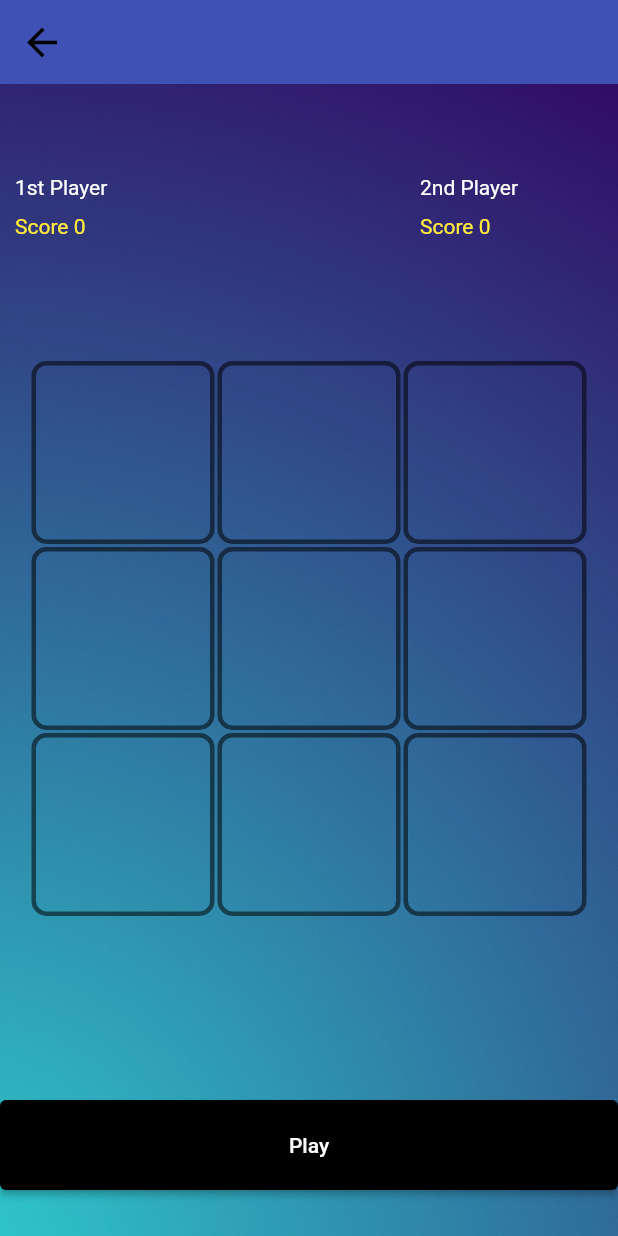
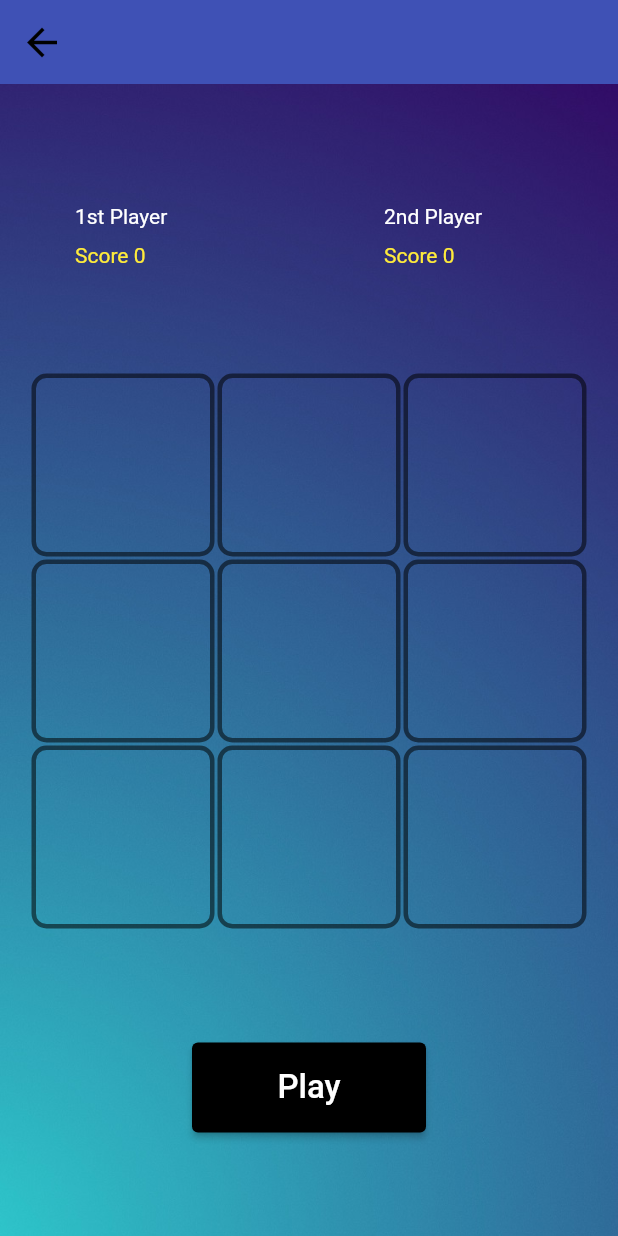
Before and after one commit to Likhaya-coder/tic-tac-toe, a Flutter app: the Game screen opened directly with empty values, on a phone screen of 412 x 824 dp. Run offline on Flutter 3.47's test engine with Material 2 defaults, Android fonts, the phone set to English and light mode, and no system bars.

Commit message:
constant/separation

```diff
--- /dev/null
+++ b/lib/constant.dart
@@ -0,0 +1,15 @@
+import 'package:flutter/material.dart';
+
+const kStartButton = TextStyle(
+  fontSize: 22.0,
+  color: Colors.white,
+);
+
+const kPlayers = TextStyle(
+  fontSize: 20.0,
+  fontWeight: FontWeight.bold,
+  color: Colors.white,
+);
+
+const kWhiteText = TextStyle(color: Colors.white);
+const kYellowText = TextStyle(color: Colors.yellow);
--- a/lib/screens/game.dart
+++ b/lib/screens/game.dart
@@ -1,10 +1,5 @@
 import 'package:flutter/material.dart';
-
-const kSizeBox = TextStyle(
-  fontSize: 20.0,
-  fontWeight: FontWeight.bold,
-  color: Colors.white,
-);
+import 'package:tic_tac_toe_game/constant.dart';
 
 class Game extends StatefulWidget {
   final String player1;
@@ -58,32 +53,28 @@ class _GameState extends State<Game> {
               flex: 1,
               child: Container(
                 margin: const EdgeInsets.only(top: 2.0),
-                // decoration: const BoxDecoration(
-                //   color: Colors.limeAccent,
-                // ),
                 child: Row(
                   children: [
                     Row(
-                      mainAxisAlignment: MainAxisAlignment.start,
                       children: [
                         Padding(
-                          padding: const EdgeInsets.only(left: 10.0),
+                          padding: const EdgeInsets.only(left: 50.0),
                           child: SizedBox(
-                            width: 270.0,
+                            width: MediaQuery.of(context).size.width / 2 - 50,
                             height: 100.0,
                             child: Column(
                               crossAxisAlignment: CrossAxisAlignment.start,
                               children: [
-                                Text(player1, style: kSizeBox),
+                                Text(player1, style: kPlayers),
                                 const SizedBox(height: 10.0),
                                 const Text(
                                   '1st Player',
-                                  style: TextStyle(color: Colors.white),
+                                  style: kWhiteText,
                                 ),
                                 const SizedBox(height: 10.0),
                                 Text(
                                   'Score $scoreO',
-                                  style: TextStyle(color: Colors.yellow),
+                                  style: kYellowText,
                                 ),
                               ],
                             ),
@@ -92,26 +83,29 @@ class _GameState extends State<Game> {
                       ],
                     ),
                     Row(
-                      mainAxisAlignment: MainAxisAlignment.start,
+                      mainAxisAlignment: MainAxisAlignment.center,
                       children: [
-                        SizedBox(
-                          width: 100.0,
+                        Padding(
+                          padding: const EdgeInsets.only(left: 50.0),
+                          child: SizedBox(
+                            width: MediaQuery.of(context).size.width / 2 - 50,
                             height: 100.0,
                             child: Column(
                               crossAxisAlignment: CrossAxisAlignment.start,
                               children: [
-                              Text(player2, style: kSizeBox),
+                                Text(player2, style: kPlayers),
                                 const SizedBox(height: 10.0),
                                 const Text(
                                   '2nd Player',
-                                style: TextStyle(color: Colors.white),
+                                  style: kWhiteText,
                                 ),
                                 const SizedBox(height: 10.0),
                                 Text(
                                   'Score $scoreX',
-                                style: TextStyle(color: Colors.yellow),
+                                  style: kYellowText,
                                 ),
                               ],
+                            ),
                           ),
                         ),
                       ],
@@ -121,9 +115,9 @@ class _GameState extends State<Game> {
               ),
             ),
             Expanded(
-              flex: 3,
+              flex: 2,
               child: GridView.builder(
-                padding: const EdgeInsets.fromLTRB(20.0, 30.0, 20.0, 0),
+                padding: const EdgeInsets.fromLTRB(20.0, 0.0, 20.0, 0),
                 itemCount: playerMoves.length,
                 gridDelegate: const SliverGridDelegateWithFixedCrossAxisCount(
                     crossAxisCount: 3),
@@ -152,7 +146,7 @@ class _GameState extends State<Game> {
                           child: Center(
                             child: Text(
                               playerMoves[index],
-                              style: kSizeBox,
+                              style: kPlayers,
                             ),
                           ),
                         ),
@@ -166,9 +160,6 @@ class _GameState extends State<Game> {
               flex: 1,
               child: Container(
                 margin: const EdgeInsets.only(top: 2.0),
-                // decoration: const BoxDecoration(
-                //   color: Colors.lightGreen,
-                // ),
                 child: Column(
                   crossAxisAlignment: CrossAxisAlignment.stretch,
                   children: [
@@ -177,21 +168,27 @@ class _GameState extends State<Game> {
                         padding: const EdgeInsets.only(top: 18.0),
                         child: Text(
                           currentWinner,
-                          style: kSizeBox,
+                          style: kPlayers,
                         ),
                       ),
                     ),
-                    SizedBox(height: 20.0),
-                    ElevatedButton(
+                    const SizedBox(height: 20.0),
+                    Padding(
+                      padding: const EdgeInsets.symmetric(vertical: 0.0, horizontal: 128.0),
+                      child: ElevatedButton(
                         style: ElevatedButton.styleFrom(
                           backgroundColor: Colors.black,
-                        minimumSize: Size(double.infinity, 60.0),
+                          minimumSize: const Size(double.infinity, 60.0),
                         ),
                         onPressed: () {
                           _clearBoxes();
                           isMatchIndexes = [];
                         },
-                      child: Text(playButtonText),
+                        child: Text(
+                          playButtonText,
+                          style: kStartButton,
+                        ),
+                      ),
                     ),
                   ],
                 ),
@@ -318,6 +315,7 @@ class _GameState extends State<Game> {
     if (!winnerFound && filledBoxes == 9) {
       setState(() {
         currentWinner = "It's a tie";
+        playButtonText = "Play again";
       });
     }
   }
--- a/lib/screens/home.dart
+++ b/lib/screens/home.dart
@@ -1,5 +1,6 @@
 import 'package:flutter/material.dart';
 import 'package:tic_tac_toe_game/screens/game.dart';
+import 'package:tic_tac_toe_game/constant.dart';
 
 class Home extends StatefulWidget {
   const Home({Key? key}) : super(key: key);
@@ -72,10 +73,7 @@ class _HomeState extends State<Home> {
                 },
                 child: const Text(
                   'Start',
-                  style: TextStyle(
-                    fontSize: 22.0,
-                    color: Colors.white,
-                  ),
+                  style: kStartButton,
                 ),
               ),
             ),
```
Lines whose indentation alone changed are shown as unchanged.
